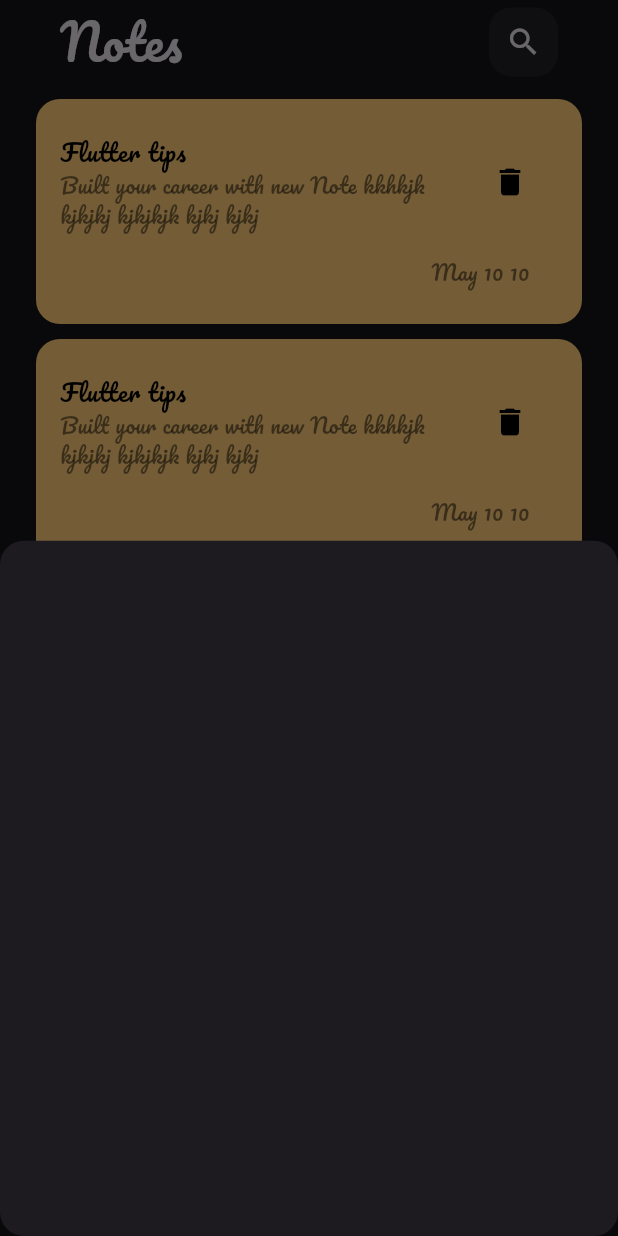
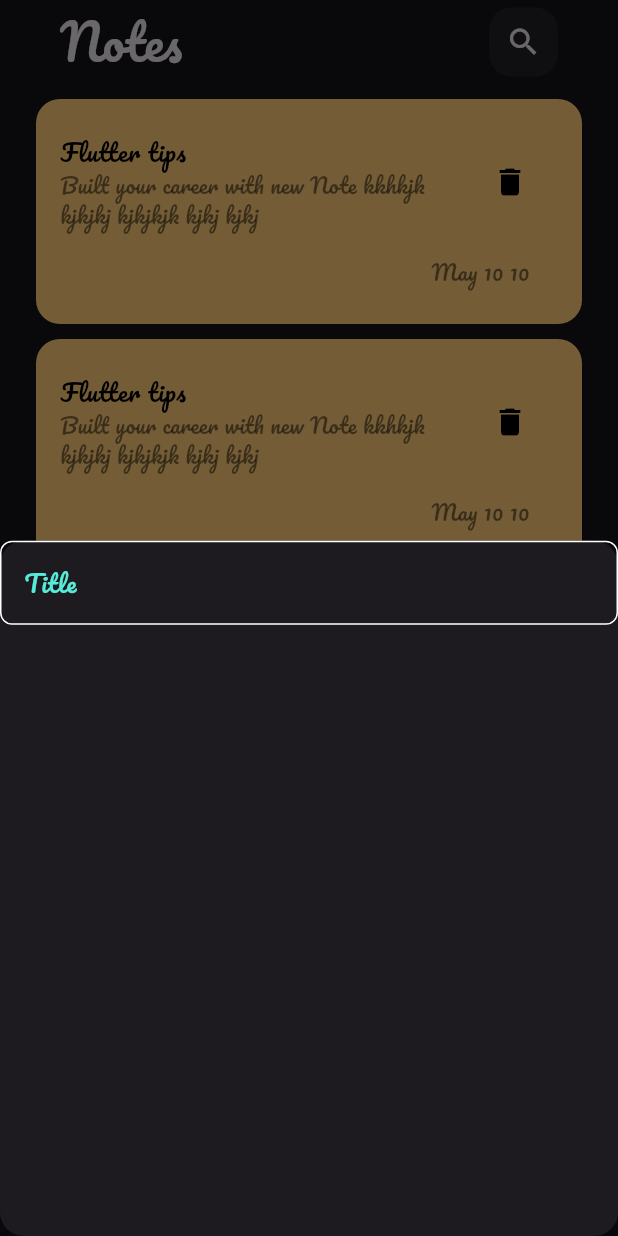
Before and after one commit to ali792010/notes_app, a Flutter app: the screen it shows after launch, after a tap on the "add" icon, on a phone screen of 412 x 824 dp. Run offline on Flutter 3.47's test engine with Material 3 defaults, Android fonts, the phone set to English and light mode, and no system bars.

Commit message:
Custom Text Field

```diff
--- a/lib/widgets/add_note_bottom_sheet.dart
+++ b/lib/widgets/add_note_bottom_sheet.dart
@@ -1,10 +1,15 @@
 import 'package:flutter/material.dart';
+import 'package:notes_app/widgets/custom_text_field.dart';
 
 class AddNotesBottomSheet extends StatelessWidget {
   const AddNotesBottomSheet({super.key});
    @override
   Widget build(BuildContext context) {
 
-    return Container();
+    return Column(
+      children: [
+      CustomTextField(),
+      ],
+    );
   }
 }
--- /dev/null
+++ b/lib/widgets/constant.dart
@@ -0,0 +1,3 @@
+import 'package:flutter/material.dart';
+
+const kPrimaryColor = Color(0xff55EDDA);
--- /dev/null
+++ b/lib/widgets/custom_text_field.dart
@@ -0,0 +1,27 @@
+import 'package:flutter/material.dart';
+import 'package:notes_app/widgets/constant.dart';
+
+class CustomTextField extends StatelessWidget {
+  const CustomTextField({super.key});
+
+   @override
+  Widget build(BuildContext context) {
+    return TextField(
+      cursorColor: kPrimaryColor,
+      decoration: InputDecoration(
+        hintText: 'Title',
+        hintStyle: TextStyle(color: kPrimaryColor),
+        border: buildBorder(),
+        focusedBorder: buildBorder(kPrimaryColor),
+        enabledBorder: buildBorder(),
+      ),
+    );
+  }
+
+   OutlineInputBorder buildBorder([color]) {
+     return OutlineInputBorder(
+        borderRadius: BorderRadius.circular(8),
+        borderSide: BorderSide(color: color ?? Colors.white),
+      );
+   }
+}
```
